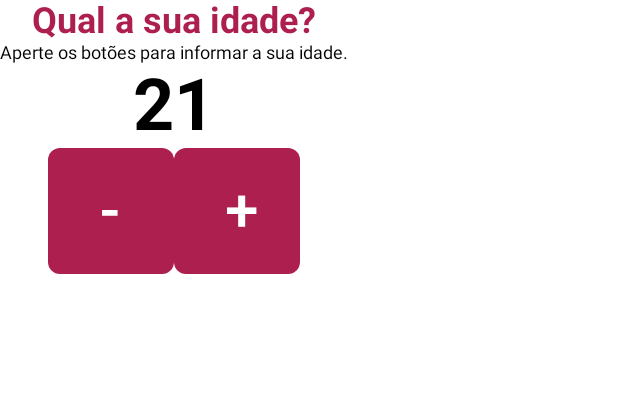
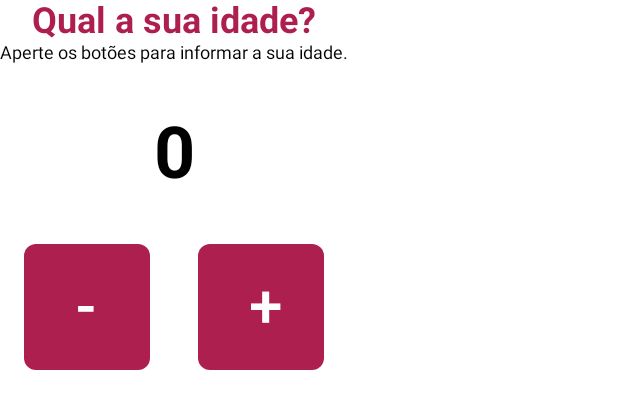
Before and after one commit to pedrotura/KotlinMinhaIdade, an Android app built with Jetpack Compose: the @Preview function CounterScreen, on a phone screen of 412 x 824 dp. Shown: the top 409 px of the screen. Run offline under Robolectric (Android 15) with nearby library versions, the phone set to English and light mode, and no system bars.

Commit message:
Finalizando lógica de incremento

```diff
--- a/app/src/main/java/minhaidade/pedrotura/com/github/MainActivity.kt
+++ b/app/src/main/java/minhaidade/pedrotura/com/github/MainActivity.kt
@@ -6,8 +6,11 @@ import androidx.activity.compose.setContent
 import androidx.compose.foundation.layout.Arrangement
 import androidx.compose.foundation.layout.Column
 import androidx.compose.foundation.layout.Row
+import androidx.compose.foundation.layout.Spacer
 import androidx.compose.foundation.layout.fillMaxSize
+import androidx.compose.foundation.layout.height
 import androidx.compose.foundation.layout.size
+import androidx.compose.foundation.layout.width
 import androidx.compose.foundation.shape.RoundedCornerShape
 import androidx.compose.material3.Button
 import androidx.compose.material3.ButtonDefaults
@@ -15,6 +18,8 @@ import androidx.compose.material3.MaterialTheme
 import androidx.compose.material3.Surface
 import androidx.compose.material3.Text
 import androidx.compose.runtime.Composable
+import androidx.compose.runtime.mutableStateOf
+import androidx.compose.runtime.remember
 import androidx.compose.ui.Alignment
 import androidx.compose.ui.Modifier
 import androidx.compose.ui.graphics.Color
@@ -34,18 +39,19 @@ class MainActivity : ComponentActivity() {
                         modifier = Modifier.fillMaxSize(),
                         color = MaterialTheme.colorScheme.background
                 ) {
-
-
+                    CounterScreen()
                 }
             }
         }
     }
 }
 
-@Preview()
+@Preview(showBackground = true, showSystemUi = true)
 @Composable
 fun CounterScreen() {
-    var idade = 0
+    var idade = remember{
+        mutableStateOf(0)
+    }
 
     Column(
         horizontalAlignment = Alignment.CenterHorizontally,
@@ -61,14 +67,16 @@ fun CounterScreen() {
             text = "Aperte os botões para informar a sua idade.",
             fontSize = 12.sp
         )
+        Spacer(modifier = Modifier.height(32.dp))
         Text(
-            text = "21",
+            text = "${idade.value}",
             fontSize = 48.sp,
             fontWeight = FontWeight.Bold
         )
+        Spacer(modifier = Modifier.height(32.dp))
         Row() {
             Button(
-                onClick = {},
+                onClick = {idade.value--},
                 modifier = Modifier.size(84.dp),
                 shape = RoundedCornerShape(8.dp),
                 colors = ButtonDefaults.buttonColors(Color(0xFFAD1F4E))
@@ -78,8 +86,9 @@ fun CounterScreen() {
                     fontSize = 40.sp
                 )
             }
+            Spacer(modifier = Modifier.width(32.dp))
             Button(
-                onClick = {},
+                onClick = {idade.value++},
                 modifier = Modifier.size(84.dp),
                 shape = RoundedCornerShape(8.dp),
                 colors = ButtonDefaults.buttonColors(Color(0xFFAD1F4E))
```
